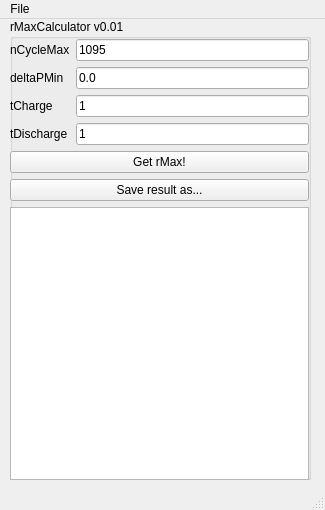
Qt form ess_qt/mainwindow.ui (DaopingWang/ess_model) before a commit.
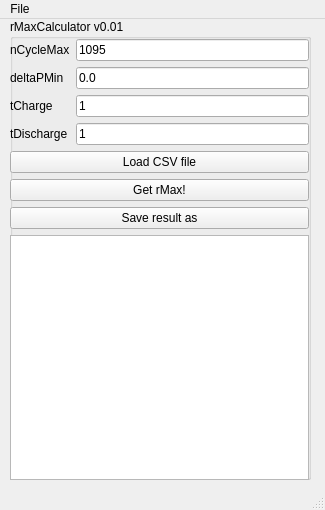
The same form after that commit.

```diff
--- a/ess_qt/mainwindow.ui
+++ b/ess_qt/mainwindow.ui
@@ -43,17 +43,17 @@
         </property>
        </widget>
       </item>
-      <item row="7" column="0" colspan="2">
+      <item row="8" column="0" colspan="2">
        <widget class="QTextBrowser" name="logBrowser"/>
       </item>
-      <item row="6" column="0" colspan="2">
+      <item row="7" column="0" colspan="2">
        <widget class="QPushButton" name="saveResultAsButton">
         <property name="text">
-         <string>Save result as...</string>
+         <string>Save result as</string>
         </property>
        </widget>
       </item>
-      <item row="5" column="0" colspan="2">
+      <item row="6" column="0" colspan="2">
        <widget class="QPushButton" name="rMaxButton">
         <property name="text">
          <string>Get rMax!</string>
@@ -109,6 +109,13 @@
         </property>
        </widget>
       </item>
+      <item row="5" column="0" colspan="2">
+       <widget class="QPushButton" name="pushButton">
+        <property name="text">
+         <string>Load CSV file</string>
+        </property>
+       </widget>
+      </item>
      </layout>
     </widget>
    </widget>
```
Left out of the diff: 6 changed lines with no effect on the pictures.
